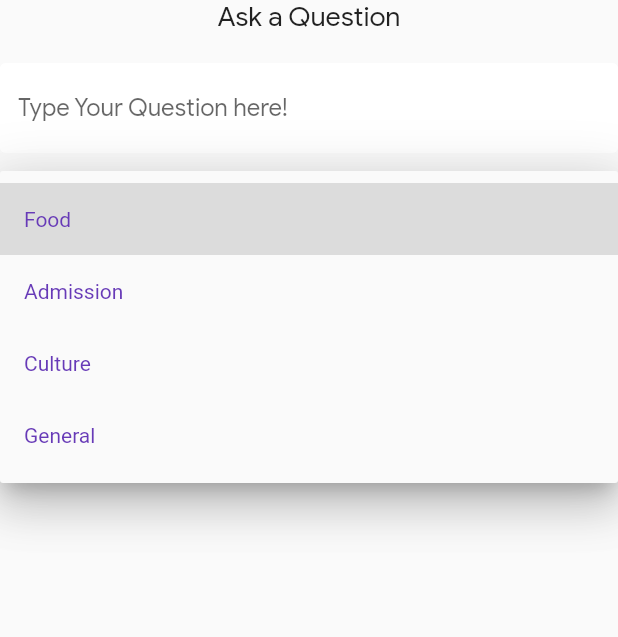
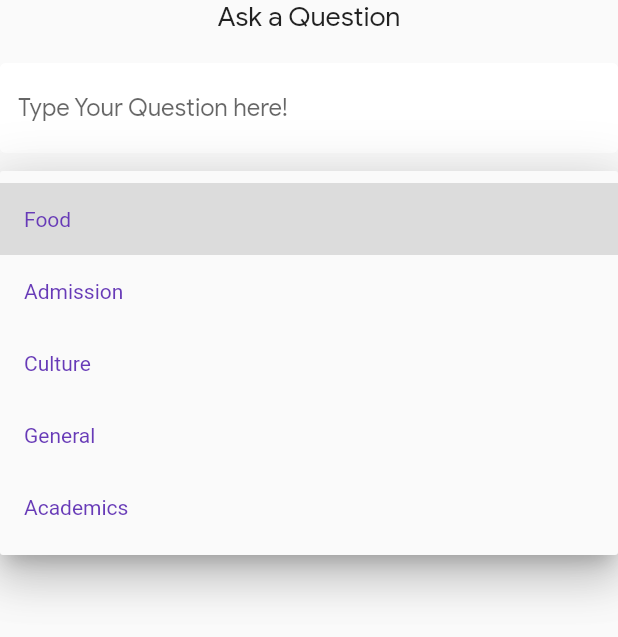
Before and after one commit to Pulkit-Sinha/Campus_Quora, a Flutter app: the AskQuestion widget shown alone on an empty page, opened directly, after a tap on "Type of Question", on a phone screen of 412 x 824 dp. Shown: the top 637 px of the screen. Run offline on Flutter 3.47's test engine with Material 2 defaults, Android fonts, the phone set to English and light mode, and no system bars; our stand-ins replace cloud_firestore, firebase_auth, firebase_core, flutter_spinkit, font_awesome_flutter, google_sign_in; accounts and stored records are empty.

```diff
--- a/lib/feedData/askquestion.dart
+++ b/lib/feedData/askquestion.dart
@@ -62,7 +62,7 @@ class _AskQuestionState extends State<AskQuestion> {
                   //degreeIn = newValue;
                 });
               },
-              items: ['Food', 'Admission', 'Culture', 'General']
+              items: ['Food', 'Admission', 'Culture', 'General', 'Academics']
                   .map<DropdownMenuItem<String>>((String value) {
                 return DropdownMenuItem<String>(
                   value: value,
@@ -76,7 +76,6 @@ class _AskQuestionState extends State<AskQuestion> {
             ElevatedButton(
                 onPressed: () async {
                   if (_formKey.currentState!.validate()) {
-                    print(question);
                     DatabaseService(uid: user!.uid).updateQuestion(question);
                     Navigator.of(context).pop();
                   }
```
